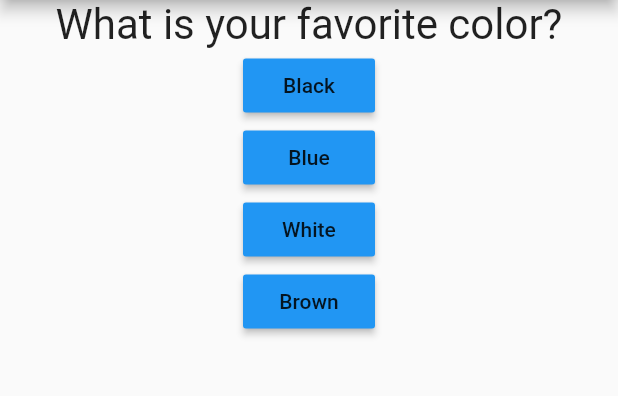
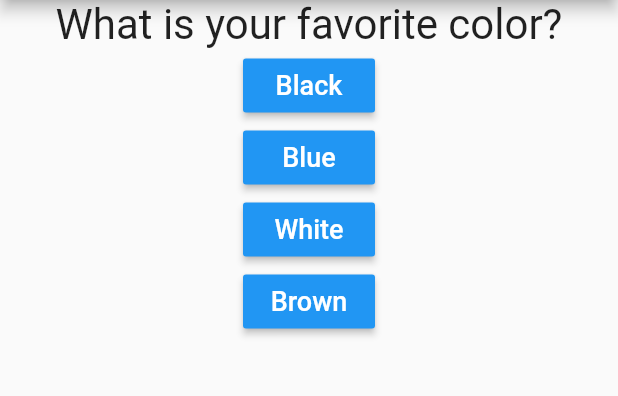
Before and after one commit to TanviPatwa/Flutter-Projects, a Flutter app: the screen it shows after launch, on a phone screen of 412 x 824 dp, the part 84-480 px from its top. Run offline on Flutter 3.47's test engine with Material 2 defaults, Android fonts, the phone set to English and light mode, and no system bars.

Commit message:
Update answer.dart

```diff
--- a/Personality Detection/lib/answer.dart
+++ b/Personality Detection/lib/answer.dart
@@ -9,7 +9,7 @@ class Answer extends StatelessWidget {
   Widget build(BuildContext context) {
     return Container(
       child: RaisedButton(
-        child: Text(questionText),
+        child: Text(questionText,style: TextStyle(fontSize: 18,color: Colors.white),),
         onPressed: changeOption,
         color: Colors.blue,
       ),
```
